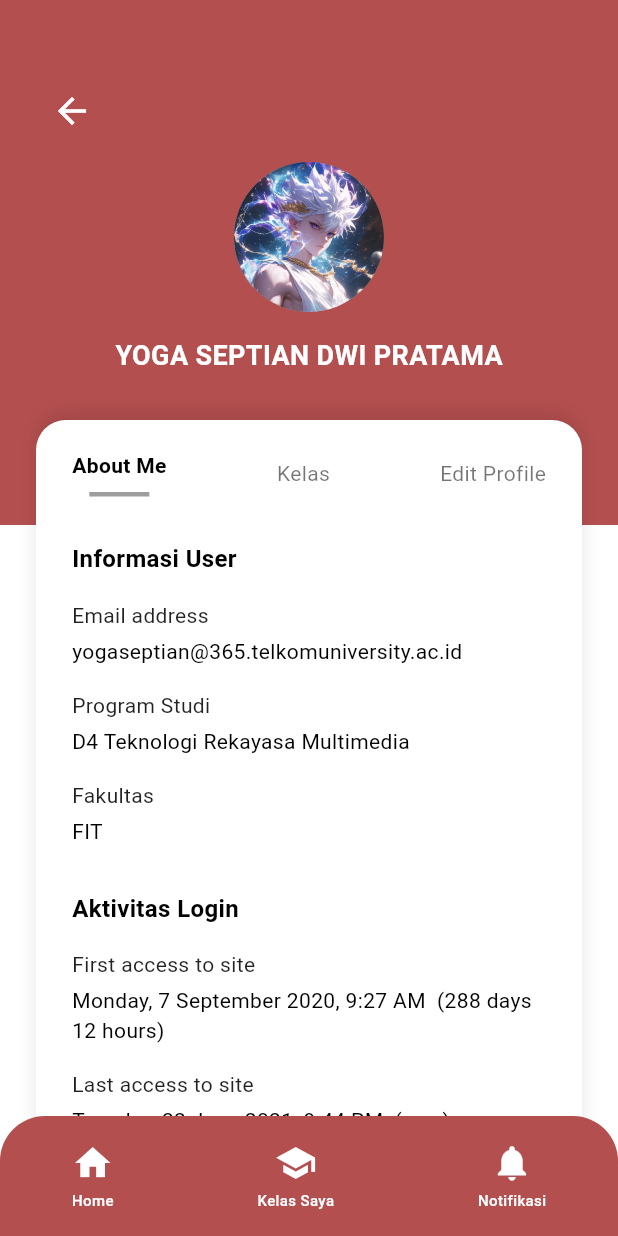
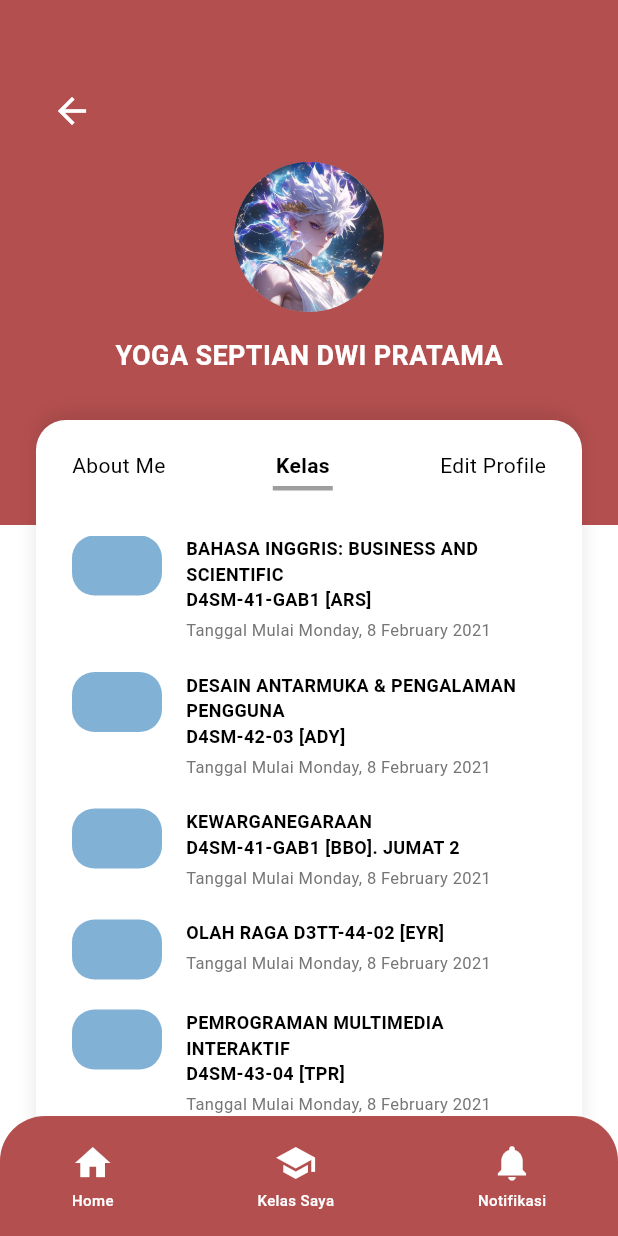
Before and after one commit to Yogaseptiandwipratama/telkom, a Flutter app: the ProfilePage screen opened directly, on a phone screen of 412 x 824 dp. Run offline on Flutter 3.47's test engine with Material 3 defaults, Android fonts, the phone set to English and light mode, and no system bars.

Commit message:
menambakan profil page bagian kelas

```diff
--- a/lib/presentation/pages/profile_page.dart
+++ b/lib/presentation/pages/profile_page.dart
@@ -1,5 +1,4 @@
 import 'package:flutter/material.dart';
-import 'home_page.dart';
 
 class ProfilePage extends StatefulWidget {
   const ProfilePage({super.key});
@@ -9,18 +8,13 @@ class ProfilePage extends StatefulWidget {
 }
 
 class _ProfilePageState extends State<ProfilePage> {
-  int _selectedIndex = 2; // Notifikasi is index 2 in Home, but maybe Profile doesn't need nav bar highlighting?
-  // Wait, the design shows the same bottom nav. I'll just assume it's just visual for now or I should replicate it.
-  // Actually, usually Profile is a separate page, but sometimes it replaces the body.
-  // Given the design has a back button, it seems to be pushed on top.
-  // But it ALSO has a bottom nav. This is tricky.
-  // If it has a back button, it's likely a pushed route.
-  // I will implement it as a Scaffold with the BottomNavBar for visual consistency, but the Back button goes back to Home.
+  // 0: About Me, 1: Kelas, 2: Edit Profile
+  int _currentTab = 1; // Default to 'Kelas' as requested in the prompt "buatkan bagian kelas" implying we should show it or be able to see it. It's safer to default 0 but allow switching. Or maybe set 1 to show the user immediately. I will set 1 to showcase the work immediately.
 
   @override
   Widget build(BuildContext context) {
     return Scaffold(
-      backgroundColor: Colors.white, // Main background
+      backgroundColor: Colors.white,
       body: Stack(
         children: [
           // Red Header Background
@@ -55,10 +49,9 @@ class _ProfilePageState extends State<ProfilePage> {
                 height: 100,
                 decoration: const BoxDecoration(
                   shape: BoxShape.circle,
-                  color: Colors.grey, // Placeholder color
+                  color: Colors.grey,
                   image: DecorationImage(
-                      image: AssetImage('assets/images/foto.png'), // Fallback to logo or maybe I should try to find a face asset?
-                      // I'll leave it as logo for now or just a color if it fails.
+                      image: AssetImage('assets/images/foto.png'),
                       fit: BoxFit.cover
                   ),
                 ),
@@ -103,22 +96,91 @@ class _ProfilePageState extends State<ProfilePage> {
                       Row(
                         mainAxisAlignment: MainAxisAlignment.spaceBetween,
                         children: [
-                          _buildTabItem('About Me', true),
-                          _buildTabItem('Kelas', false),
-                          _buildTabItem('Edit Profile', false),
+                          _buildTabItem('About Me', 0),
+                          _buildTabItem('Kelas', 1),
+                          _buildTabItem('Edit Profile', 2),
                         ],
                       ),
                       const SizedBox(height: 30),
 
-                      // Content List
+                      // Content Area
                       Expanded(
                         child: SingleChildScrollView(
+                          child: _buildContent(),
+                        ),
+                      ),
+                    ],
+                  ),
+                ),
+              ),
+            ],
+          ),
+           Positioned(
+            left: 0,
+            right: 0,
+            bottom: 0,
+            child: _buildBottomNavigationBar(),
+          ),
+        ],
+      ),
+    );
+  }
+
+  Widget _buildTabItem(String title, int index) {
+    bool isActive = _currentTab == index;
+    return GestureDetector(
+      onTap: () {
+        setState(() {
+          _currentTab = index;
+        });
+      },
       child: Column(
+        children: [
+          Text(
+            title,
+            style: TextStyle(
+              color: Colors.black,
+              fontSize: 14,
+              fontWeight: isActive ? FontWeight.bold : FontWeight.normal,
+            ),
+          ),
+          const SizedBox(height: 4),
+          if (isActive)
+            Container(
+              height: 3,
+              width: 40,
+              color: 'Kelas' == title ? Colors.grey : Colors.grey, // Design shows grey underline
+            )
+          else
+            const SizedBox(height: 3),
+        ],
+      ),
+    );
+  }
+
+  Widget _buildContent() {
+    switch (_currentTab) {
+      case 0:
+        return _buildAboutMeContent();
+      case 1:
+        return _buildKelasContent();
+      case 2:
+        return const Center(child: Padding(
+          padding: EdgeInsets.all(20.0),
+          child: Text("Edit Profile Content Coming Soon"),
+        ));
+      default:
+        return Container();
+    }
+  }
+
+  Widget _buildAboutMeContent() {
+    return Column(
       crossAxisAlignment: CrossAxisAlignment.start,
       children: [
         _buildSectionTitle('Informasi User'),
         const SizedBox(height: 16),
-                              _buildInfoItem('Email address', 'yogaseptian@365.telkomuniversity.ac.id'),
+        _buildInfoItem('Email address', 'dandycandra@student.telkomuniversity.ac.id'),
         const SizedBox(height: 16),
         _buildInfoItem('Program Studi', 'D4 Teknologi Rekayasa Multimedia'),
         const SizedBox(height: 16),
@@ -139,7 +201,6 @@ class _ProfilePageState extends State<ProfilePage> {
           alignment: Alignment.bottomRight,
           child: ElevatedButton.icon(
             onPressed: () {
-                                    // Navigate back to Login or generic logout
               Navigator.of(context).popUntil((route) => route.isFirst);
             },
             icon: const Icon(Icons.exit_to_app, color: Colors.white),
@@ -153,46 +214,88 @@ class _ProfilePageState extends State<ProfilePage> {
             ),
           ),
         ),
-                              const SizedBox(height: 30),
+        const SizedBox(height: 80),
       ],
+    );
+  }
+
+  Widget _buildKelasContent() {
+    final classes = [
+      {
+        'title': 'BAHASA INGGRIS: BUSINESS AND SCIENTIFIC\nD4SM-41-GAB1 [ARS]',
+        'date': 'Tanggal Mulai Monday, 8 February 2021'
+      },
+      {
+        'title': 'DESAIN ANTARMUKA & PENGALAMAN PENGGUNA\nD4SM-42-03 [ADY]',
+        'date': 'Tanggal Mulai Monday, 8 February 2021'
+      },
+      {
+        'title': 'KEWARGANEGARAAN\nD4SM-41-GAB1 [BBO]. JUMAT 2',
+        'date': 'Tanggal Mulai Monday, 8 February 2021'
+      },
+      {
+        'title': 'OLAH RAGA D3TT-44-02 [EYR]',
+        'date': 'Tanggal Mulai Monday, 8 February 2021'
+      },
+      {
+        'title': 'PEMROGRAMAN MULTIMEDIA INTERAKTIF\nD4SM-43-04 [TPR]',
+        'date': 'Tanggal Mulai Monday, 8 February 2021'
+      },
+      {
+        'title': 'PEMROGRAMAN PERANGKAT BERGERAK MULTIMEDIA\nD4SM-41-GAB1 [APJ]',
+        'date': 'Tanggal Mulai Monday, 8 February 2021'
+      },
+      {
+        'title': 'SISTEM OPERASI D4SM-44-02 [DDS]',
+        'date': 'Tanggal Mulai Monday, 8 February 2021'
+      },
+    ];
+
+    return Column(
+      children: [
+        ...classes.map((c) => Padding(
+          padding: const EdgeInsets.only(bottom: 20.0),
+          child: Row(
+            crossAxisAlignment: CrossAxisAlignment.start,
+            children: [
+              // Blue Icon Placeholder
+              Container(
+                width: 60,
+                height: 40,
+                decoration: BoxDecoration(
+                  color: const Color(0xFF82B1D6),
+                  borderRadius: BorderRadius.circular(15),
                 ),
+              ),
+              const SizedBox(width: 16),
+              // Text Content
+              Expanded(
+                child: Column(
+                  crossAxisAlignment: CrossAxisAlignment.start,
+                  children: [
+                    Text(
+                      c['title']!,
+                      style: const TextStyle(
+                        fontWeight: FontWeight.bold,
+                        fontSize: 12,
+                        color: Colors.black,
+                      ),
+                    ),
+                    const SizedBox(height: 4),
+                    Text(
+                      c['date']!,
+                      style: TextStyle(
+                        fontSize: 11,
+                        color: Colors.grey[600],
                       ),
                     ),
                   ],
                 ),
               ),
-              ),
             ],
           ),
-           Positioned(
-            left: 0,
-            right: 0,
-            bottom: 0,
-            child: _buildBottomNavigationBar(),
-          ),
-        ],
-      ),
-    );
-  }
-
-  Widget _buildTabItem(String title, bool isActive) {
-    return Column(
-      children: [
-        Text(
-          title,
-          style: TextStyle(
-            color: isActive ? Colors.black : Colors.black54,
-            fontSize: 14,
-            fontWeight: isActive ? FontWeight.bold : FontWeight.normal,
-          ),
-        ),
-        if (isActive)
-          Container(
-            margin: const EdgeInsets.only(top: 8),
-            height: 3,
-            width: 40,
-            color: Colors.grey,
-          ),
+        )).toList(),
+        const SizedBox(height: 80),
       ],
     );
   }
@@ -224,7 +327,7 @@ class _ProfilePageState extends State<ProfilePage> {
           value,
           style: const TextStyle(
             fontSize: 14,
-            fontWeight: FontWeight.w400, // Regular/light as per design
+            fontWeight: FontWeight.w400,
             color: Colors.black,
           ),
         ),
@@ -236,7 +339,7 @@ class _ProfilePageState extends State<ProfilePage> {
     return Container(
       height: 80,
       decoration: const BoxDecoration(
-        color: Color(0xFFB44F4F), // Red
+        color: Color(0xFFB44F4F),
         borderRadius: BorderRadius.only(
           topLeft: Radius.circular(30),
           topRight: Radius.circular(30),
@@ -254,11 +357,10 @@ class _ProfilePageState extends State<ProfilePage> {
   }
 
   Widget _buildNavItem(IconData icon, String label, int index) {
-      // Just visual for now, doesn't actually navigate inside Profile page context
     return GestureDetector(
       onTap: () {
          if (index == 0) {
-             Navigator.pop(context); // Go back to home
+             Navigator.pop(context);
          }
       },
       child: Column(
```
Lines whose indentation alone changed are shown as unchanged.
